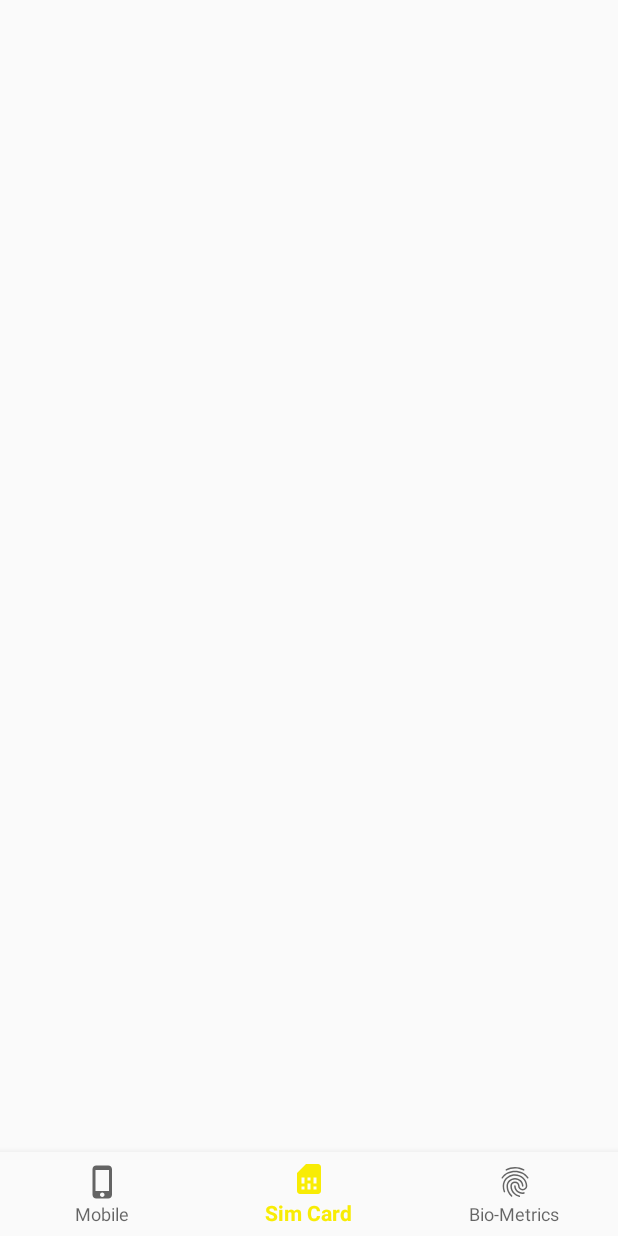
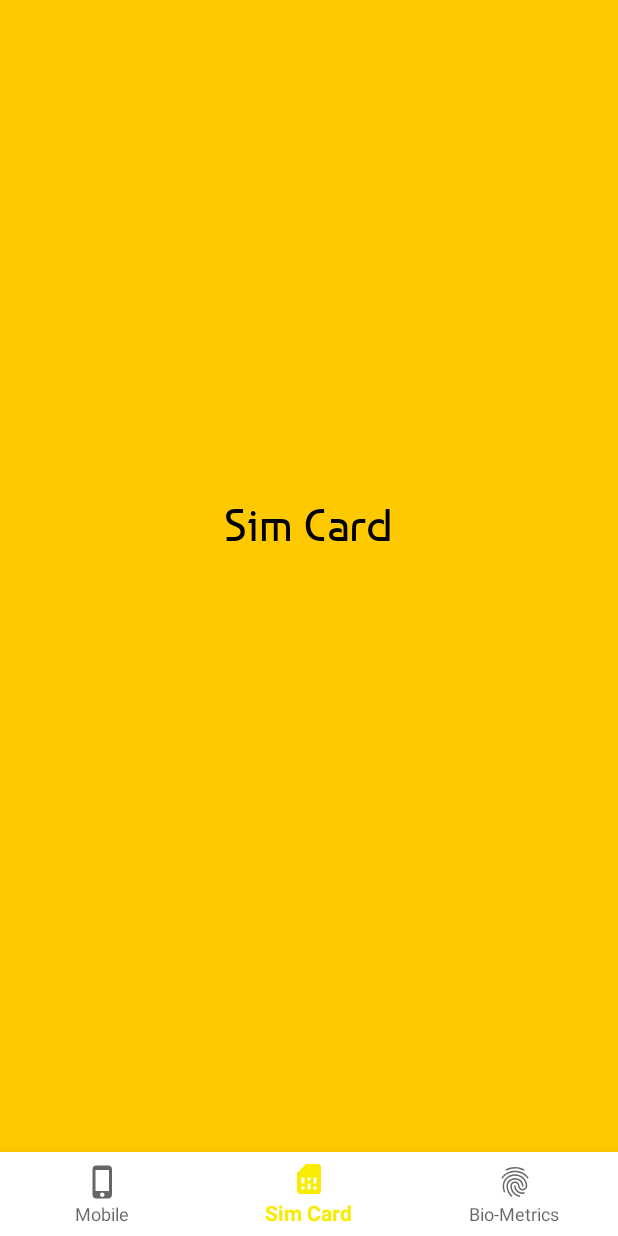
Before and after one commit to Hemant2000-karens/AndroidApplication, an Android app: the Isue_dev screen opened directly, with no data from a screen before it, item 2 of the bottom bar chosen, on a phone screen of 412 x 824 dp. Run offline under Robolectric (Android 15) with nearby library versions, the phone set to English and light mode, and no system bars; Roboto replaces fonts that are not available here.

Commit message:
FIXED NEW BUG
New Features Added
ANd it will be Completely Released ON Diwali ....
With CeleBration ....

```diff
--- a/app/build.gradle
+++ b/app/build.gradle
@@ -26,6 +26,9 @@ dependencies {
     implementation fileTree(dir: "libs", include: ["*.jar"])
     implementation 'de.hdodenhof:circleimageview:3.1.0'
     implementation "com.github.bumptech.glide:glide:4.11.0"
+    implementation 'androidx.navigation:navigation-fragment:2.1.0'
+    implementation 'androidx.navigation:navigation-ui:2.1.0'
+    implementation 'org.jetbrains:annotations-java5:15.0'
     annotationProcessor 'com.github.bumptech.glide:compiler:4.11.0'
     implementation 'androidx.appcompat:appcompat:1.1.0'
     implementation 'androidx.constraintlayout:constraintlayout:1.1.3'
--- a/app/src/main/AndroidManifest.xml
+++ b/app/src/main/AndroidManifest.xml
@@ -9,7 +9,6 @@
     <uses-permission
         android:name="android.permission.MEDIA_CONTENT_CONTROL"
         tools:ignore="ProtectedPermissions" />
-
 
     <application
         android:allowBackup="true"
--- a/app/src/main/java/com/apple/ippb/Biometric.java
+++ b/app/src/main/java/com/apple/ippb/Biometric.java
@@ -5,15 +5,16 @@ import android.view.LayoutInflater;
 import android.view.View;
 import android.view.ViewGroup;
 
-import androidx.annotation.Nullable;
 import androidx.fragment.app.Fragment;
 
 public class Biometric extends Fragment {
 
 
-    public View onCreate(LayoutInflater inflater, @Nullable ViewGroup container, @Nullable Bundle SavedInstanceState) {
+    @Override
+    public View onCreateView(LayoutInflater inflater, ViewGroup container, Bundle SavedInstanceState) {
         return inflater.inflate(R.layout.biometricissue, container, false);
 
 
     }
+
 }
--- a/app/src/main/java/com/apple/ippb/Isue_dev.java
+++ b/app/src/main/java/com/apple/ippb/Isue_dev.java
@@ -6,28 +6,34 @@ import android.view.MenuItem;
 
 import androidx.annotation.NonNull;
 import androidx.appcompat.app.AppCompatActivity;
-import androidx.fragment.app.Fragment;
 
 import com.google.android.material.bottomnavigation.BottomNavigationView;
 
 public class Isue_dev extends AppCompatActivity {
 
+    MobileIssue mobileIssue = new MobileIssue();
+    SimIssue simIssue = new SimIssue();
+    Biometric biometric = new Biometric();
+
 
     private BottomNavigationView.OnNavigationItemSelectedListener navlist = new BottomNavigationView.OnNavigationItemSelectedListener() {
         @Override
         public boolean onNavigationItemSelected(@NonNull MenuItem item) {
-            if (item.getItemId() == 1) {
-                Fragment selected = new MobileIssue();
-                getSupportFragmentManager().beginTransaction().replace(R.id.fragment_hoem, selected).commit();
-            } else if (item.getItemId() == 2) {
-                Fragment selected = new SimIssue();
-                getSupportFragmentManager().beginTransaction().replace(R.id.fragment_hoem, selected).commit();
-            } else if (item.getItemId() == 3) {
-                Fragment selected = new SimIssue();
-                getSupportFragmentManager().beginTransaction().replace(R.id.fragment_hoem, selected).commit();
+            switch (item.getItemId()) {
+                case R.id.mobile:
+                    getSupportFragmentManager().beginTransaction().replace(R.id.fragment_hoem, mobileIssue).commit();
+                    return true;
+
+                case R.id.sim:
+                    getSupportFragmentManager().beginTransaction().replace(R.id.fragment_hoem, simIssue).commit();
+                    return true;
+
+                case R.id.fingerprint:
+                    getSupportFragmentManager().beginTransaction().replace(R.id.fragment_hoem, biometric).commit();
+                    return true;
+
             }
-
-            return true;
+            return false;
         }
     };
 
@@ -36,9 +42,10 @@ public class Isue_dev extends AppCompatActivity {
         super.onCreate(savedInstanceState);
         setContentView(R.layout.activity_isue_dev);
 
+
         BottomNavigationView navigationView = findViewById(R.id.navbar);
         navigationView.setOnNavigationItemSelectedListener(navlist);
-        getSupportFragmentManager().beginTransaction().replace(R.id.fragment_hoem, new MobileIssue()).commit();
+        navigationView.setSelectedItemId(R.id.mobile);
     }
 
     @Override
--- a/app/src/main/java/com/apple/ippb/MobileIssue.java
+++ b/app/src/main/java/com/apple/ippb/MobileIssue.java
@@ -5,14 +5,15 @@ import android.view.LayoutInflater;
 import android.view.View;
 import android.view.ViewGroup;
 
-import androidx.annotation.Nullable;
 import androidx.fragment.app.Fragment;
+
 
 public class MobileIssue extends Fragment {
 
-
-    public View onCreate(LayoutInflater inflater, @Nullable ViewGroup container, @Nullable Bundle SavedInstanceState) {
+    @Override
+    public View onCreateView(LayoutInflater inflater, ViewGroup container,
+                             Bundle savedInstanceState) {
+        // Inflate the layout for this fragment
         return inflater.inflate(R.layout.mobileissue, container, false);
-
     }
 }
--- a/app/src/main/java/com/apple/ippb/SimIssue.java
+++ b/app/src/main/java/com/apple/ippb/SimIssue.java
@@ -1,18 +1,19 @@
 package com.apple.ippb;
 
 
+import android.os.Bundle;
 import android.view.LayoutInflater;
 import android.view.View;
 import android.view.ViewGroup;
 
-import androidx.annotation.Nullable;
 import androidx.fragment.app.Fragment;
 
 public class SimIssue extends Fragment {
 
-
-    public View onCreate(LayoutInflater inflater, @Nullable ViewGroup container) {
+    @Override
+    public View onCreateView(LayoutInflater inflater, ViewGroup container,
+                             Bundle savedInstanceState) {
+        // Inflate the layout for this fragment
         return inflater.inflate(R.layout.simissue, container, false);
-
     }
 }
--- a/app/src/main/res/layout/activity_isue_dev.xml
+++ b/app/src/main/res/layout/activity_isue_dev.xml
@@ -27,7 +27,7 @@
         android:layout_alignParentBottom="true"
         android:layout_marginStart="0dp"
         android:layout_marginEnd="0dp"
-        android:background="#FAFAFA"
+        android:background="#FFFFFF"
         app:menu="@menu/menu_layout" />
 
 </RelativeLayout>
--- a/app/src/main/res/menu/menu_layout.xml
+++ b/app/src/main/res/menu/menu_layout.xml
@@ -1,14 +1,17 @@
 <?xml version="1.0" encoding="utf-8"?>
 <menu xmlns:android="http://schemas.android.com/apk/res/android">
     <item
+        android:id="@+id/mobile"
         android:icon="@drawable/phoneico"
         android:title="@string/mobile" />
 
     <item
+        android:id="@+id/sim"
         android:icon="@drawable/simm"
         android:title="@string/sim_card" />
 
     <item
+        android:id="@+id/fingerprint"
         android:icon="@drawable/biome"
         android:title="@string/bio_metrics" />
 
--- a/app/src/main/res/values/dimens.xml
+++ b/app/src/main/res/values/dimens.xml
@@ -1,3 +1,7 @@
 <resources>
     <!-- Default screen margins, per the Android Design guidelines. -->
+
+    <!-- Default screen margins, per the Android Design guidelines. -->
+    <dimen name="activity_horizontal_margin">16dp</dimen>
+    <dimen name="activity_vertical_margin">16dp</dimen>
 </resources>
--- a/app/src/main/res/values/strings.xml
+++ b/app/src/main/res/values/strings.xml
@@ -74,4 +74,10 @@
         <item>PA</item>
         <item>IPPB</item>
     </string-array>
+    <string name="title_activity_bottom__navigation">MainActivity</string>
+    <string name="title_home">Home</string>
+    <string name="title_dashboard">Dashboard</string>
+    <string name="title_notifications">Notifications</string>
+    <!-- TODO: Remove or change this placeholder text -->
+    <string name="hello_blank_fragment">Hello blank fragment</string>
 </resources>
```
Also changed, not shown: app/src/main/res/drawable/option.xml (deleted, +0 -11 lines), app/src/main/res/drawable/powerbutton.xml (deleted, +0 -11 lines), 217 other files.
